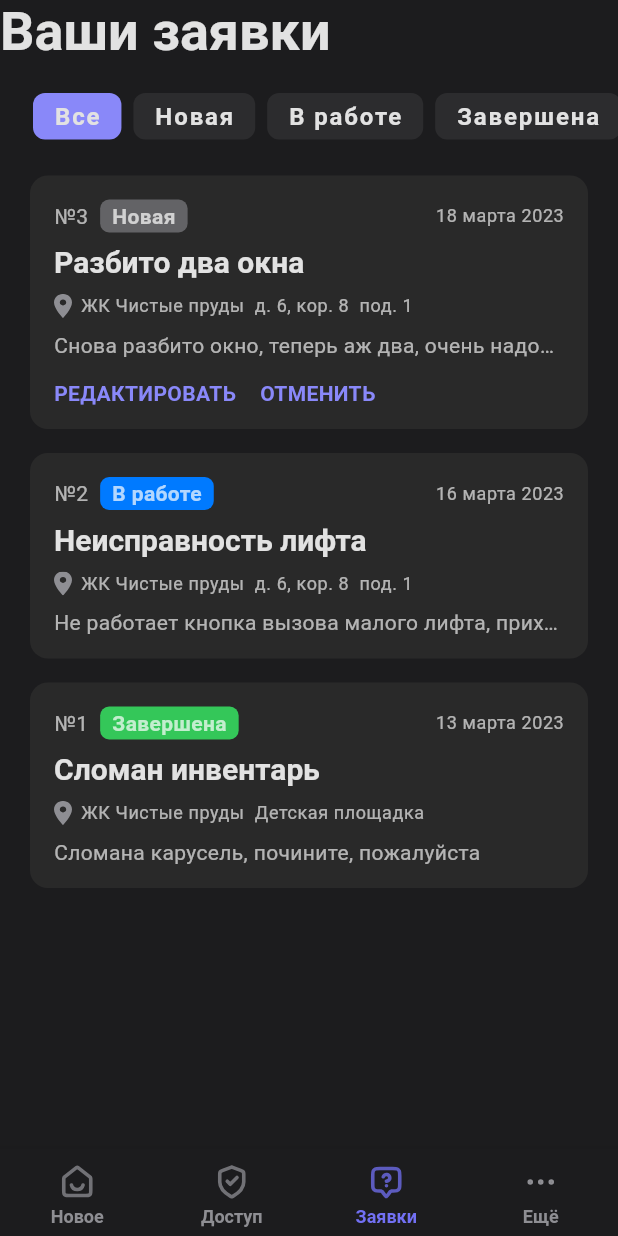
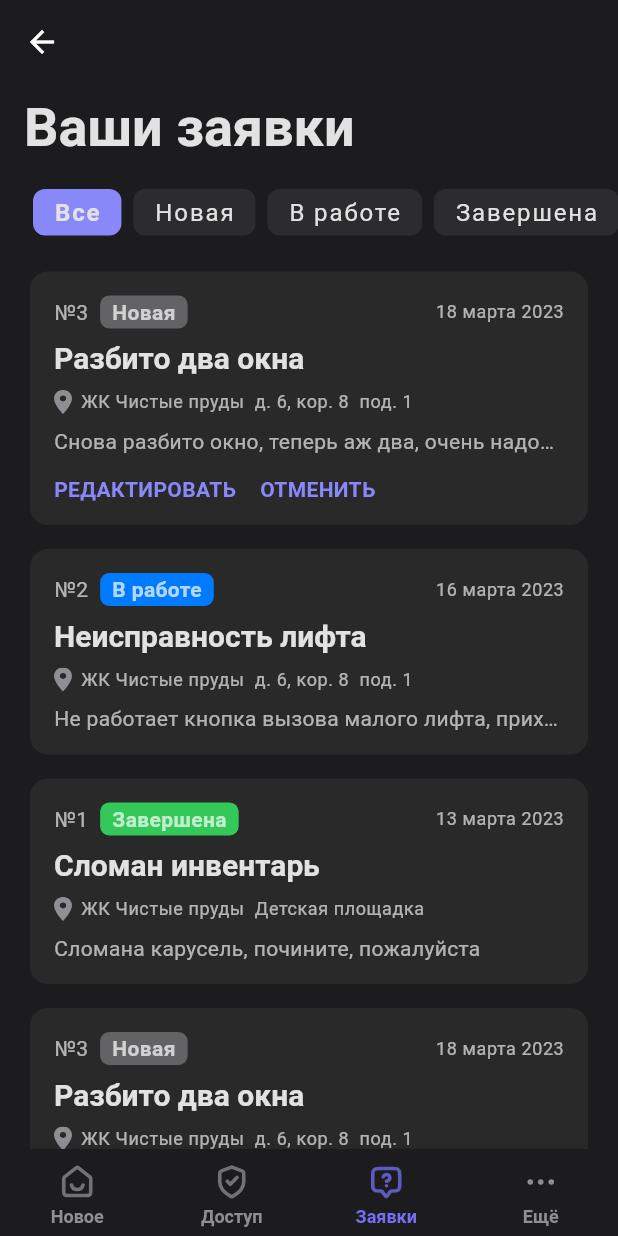
Before and after one commit to SmartDwell/thesis-mobile-app, a Flutter app: the ThesisNavigationBar screen opened by its route, on a phone screen of 412 x 824 dp. Run offline on Flutter 3.47's test engine with Material 2 defaults, Android fonts, the phone set to English and light mode, and no system bars; our stand-ins replace adaptive_theme, bloc_concurrency, dio, dots_indicator, flutter_bloc, flutter_progress_hud and 8 more; missing offline and left inert: flutter_pretty_dio_logger, no_context_navigation; accounts and stored records are empty; Roboto replaces fonts that are missing (SFProDisplay); project files that could hold a hidden picture were left out.

Commit message:
add theme provider, sliver screen

```diff
--- a/lib/core/widgets/pages/thesis_base_page.dart
+++ b/lib/core/widgets/pages/thesis_base_page.dart
@@ -21,14 +21,7 @@ class ThesisBasePage extends StatelessWidget {
       onWillPop: onWillPop,
       child: GestureDetector(
         onTap: () => onTap ?? FocusScope.of(context).unfocus(),
-        child: SingleChildScrollView(
-          padding: padding ??
-              const EdgeInsets.symmetric(
-                horizontal: 20,
-                vertical: 30,
-              ),
-          child: child,
-        ),
+        child: child,
       ),
     );
   }
--- a/lib/core/widgets/thesis/tab_bar/thesis_tab_bar_item.dart
+++ b/lib/core/widgets/thesis/tab_bar/thesis_tab_bar_item.dart
@@ -32,7 +32,11 @@ class ThesisTabBarItem extends StatelessWidget {
           title,
           style: isPicked
               ? AdaptiveTheme.of(context).theme.textTheme.labelLarge
-              : AdaptiveTheme.of(context).theme.textTheme.labelLarge,
+              : AdaptiveTheme.of(context)
+                  .theme
+                  .textTheme
+                  .labelLarge
+                  ?.copyWith(fontWeight: FontWeight.w400),
         ),
       ),
     );
--- /dev/null
+++ b/lib/core/widgets/thesis/thesis_sliver_screen.dart
@@ -0,0 +1,69 @@
+import 'package:flutter/material.dart';
+import 'package:visibility_detector/visibility_detector.dart';
+
+import '../../../theme/theme_constants.dart';
+
+class ThesisSliverScreen extends StatelessWidget {
+  const ThesisSliverScreen({
+    super.key,
+    required this.title,
+    required this.child,
+  });
+
+  final String title;
+  final Widget child;
+
+  @override
+  Widget build(BuildContext context) {
+    VisibilityDetectorController.instance.updateInterval = Duration.zero;
+    final detector = ValueNotifier<bool>(true);
+    return ValueListenableBuilder(
+      valueListenable: detector,
+      builder: (context, visibility, _) {
+        return Scaffold(
+          appBar: AppBar(
+            title: AnimatedOpacity(
+              opacity: !visibility ? 1 : 0,
+              duration: const Duration(milliseconds: 256),
+              child: Visibility(
+                visible: !visibility && title.isNotEmpty,
+                child: Text(title),
+              ),
+            ),
+          ),
+          body: SingleChildScrollView(
+            child: Column(
+              crossAxisAlignment: CrossAxisAlignment.start,
+              mainAxisAlignment: MainAxisAlignment.start,
+              children: [
+                Padding(
+                  padding: EdgeInsets.only(
+                    top: 8,
+                    left: kThemeDefaultPaddingHorizontal.left,
+                    right: kThemeDefaultPaddingHorizontal.right,
+                  ),
+                  child: VisibilityDetector(
+                    key: UniqueKey(),
+                    onVisibilityChanged: (visibilityInfo) {
+                      final count = visibilityInfo.visibleFraction;
+                      final isVisibility = count > 0.250;
+                      detector.value = isVisibility;
+                    },
+                    child: Text(
+                      'Ваши заявки',
+                      style: Theme.of(context).textTheme.displaySmall,
+                    ),
+                  ),
+                ),
+                Padding(
+                  padding: const EdgeInsets.only(top: 20),
+                  child: child,
+                ),
+              ],
+            ),
+          ),
+        );
+      },
+    );
+  }
+}
--- a/lib/main.dart
+++ b/lib/main.dart
@@ -83,9 +83,7 @@ class ThesisAppConfigurator extends StatelessWidget {
           onGenerateRoute: (RouteSettings settings) {
             switch (settings.name) {
               case '/welcome':
-                return MaterialPageRoute(
-                  builder: (context) => const WelcomeScreen(),
-                );
+                return MaterialPageRoute(builder: (_) => const WelcomeScreen());
               default:
                 return null;
             }
--- a/lib/src/requests/repositories/mock_request_repository_impl.dart
+++ b/lib/src/requests/repositories/mock_request_repository_impl.dart
@@ -11,8 +11,8 @@ class MockRequestRepositoryImpl implements RequestRepository {
 
   @override
   Future<List<RequestDto>> loadRequests() {
-    //return Future.value([]);
-    return Future.value(_storage);
+    final data = _storage + _storage;
+    return Future.value(data);
   }
 
   final _storage = [
--- a/lib/src/requests/screens/request_screen.dart
+++ b/lib/src/requests/screens/request_screen.dart
@@ -3,6 +3,7 @@ import 'package:flutter_bloc/flutter_bloc.dart';
 
 import '../../../core/widgets/pages/thesis_base_page.dart';
 import '../../../core/widgets/pages/thesis_empty_page.dart';
+import '../../../core/widgets/thesis/thesis_sliver_screen.dart';
 import '../bloc/request_bloc.dart';
 import '../bloc/request_scope.dart';
 import '../widgets/request_shimmer.dart';
@@ -25,16 +26,9 @@ class _RequestScreenState extends State<RequestScreen> {
       ),
       child: ThesisBasePage(
         padding: EdgeInsets.zero,
-        child: Column(
-          mainAxisAlignment: MainAxisAlignment.center,
-          crossAxisAlignment: CrossAxisAlignment.stretch,
-          children: [
-            Text(
-              'Ваши заявки',
-              style: Theme.of(context).textTheme.displaySmall,
-            ),
-            const SizedBox(height: 20),
-            BlocBuilder<RequestBloc, RequestState>(
+        child: ThesisSliverScreen(
+          title: 'Ваши заявки',
+          child: BlocBuilder<RequestBloc, RequestState>(
             builder: (context, state) => state.maybeMap(
               empty: (state) => const ThesisEmptyPage(
                 iconPath: "assets/images/icons/request.svg",
@@ -48,7 +42,31 @@ class _RequestScreenState extends State<RequestScreen> {
               orElse: () => const RequestShimmer(),
             ),
           ),
-          ],
+          // child: Column(
+          //   mainAxisAlignment: MainAxisAlignment.center,
+          //   crossAxisAlignment: CrossAxisAlignment.stretch,
+          //   children: [
+          //     Text(
+          //       'Ваши заявки',
+          //       style: Theme.of(context).textTheme.displaySmall,
+          //     ),
+          //     const SizedBox(height: 20),
+          //     BlocBuilder<RequestBloc, RequestState>(
+          //       builder: (context, state) => state.maybeMap(
+          //         empty: (state) => const ThesisEmptyPage(
+          //           iconPath: "assets/images/icons/request.svg",
+          //           title: "У вас нет активных заявок",
+          //           description:
+          //               "Чтобы создать заявку, нажмите кнопку “+” ниже и заполните все данные",
+          //         ),
+          //         loaded: (state) => RequestTabScreen(
+          //           requests: state.requests,
+          //         ),
+          //         orElse: () => const RequestShimmer(),
+          //       ),
+          //     ),
+          //   ],
+          // ),
         ),
       ),
     );
--- a/lib/theme/dark_theme.dart
+++ b/lib/theme/dark_theme.dart
@@ -69,6 +69,18 @@ final darkThemeData = ThemeData(
       letterSpacing: 0.1,
       color: kDarkTextSecondaryColor,
     ),
+    labelLarge: const TextStyle(
+      fontSize: 16,
+      fontWeight: FontWeight.w600,
+      letterSpacing: 1.25,
+      color: kDarkTextPrimaryColor,
+    ),
+    labelSmall: TextStyle(
+      fontSize: 10,
+      fontWeight: FontWeight.w400,
+      letterSpacing: 1.5,
+      color: kDarkTextSecondaryColor,
+    ),
     bodyLarge: const TextStyle(
       fontSize: 16,
       fontWeight: FontWeight.w400,
@@ -81,22 +93,10 @@ final darkThemeData = ThemeData(
       letterSpacing: 0.25,
       color: kDarkTextSecondaryColor,
     ),
-    labelLarge: const TextStyle(
-      fontSize: 16,
-      fontWeight: FontWeight.w600,
-      letterSpacing: 1.25,
-      color: kDarkTextPrimaryColor,
-    ),
     bodySmall: TextStyle(
       fontSize: 12,
       fontWeight: FontWeight.w400,
       letterSpacing: 0.4,
-      color: kDarkTextSecondaryColor,
-    ),
-    labelSmall: TextStyle(
-      fontSize: 10,
-      fontWeight: FontWeight.w400,
-      letterSpacing: 1.5,
       color: kDarkTextSecondaryColor,
     ),
   ),
--- a/pubspec.yaml
+++ b/pubspec.yaml
@@ -30,6 +30,7 @@ dependencies:
   shimmer: ^2.0.0
   flutter_staggered_animations: ^1.1.1
   adaptive_theme: ^3.2.0
+  visibility_detector: ^0.4.0+2
 
 dev_dependencies:
   flutter_test:
```
Also changed, not shown: pubspec.lock, 1 other file. Lines whose indentation alone changed are shown as unchanged.
